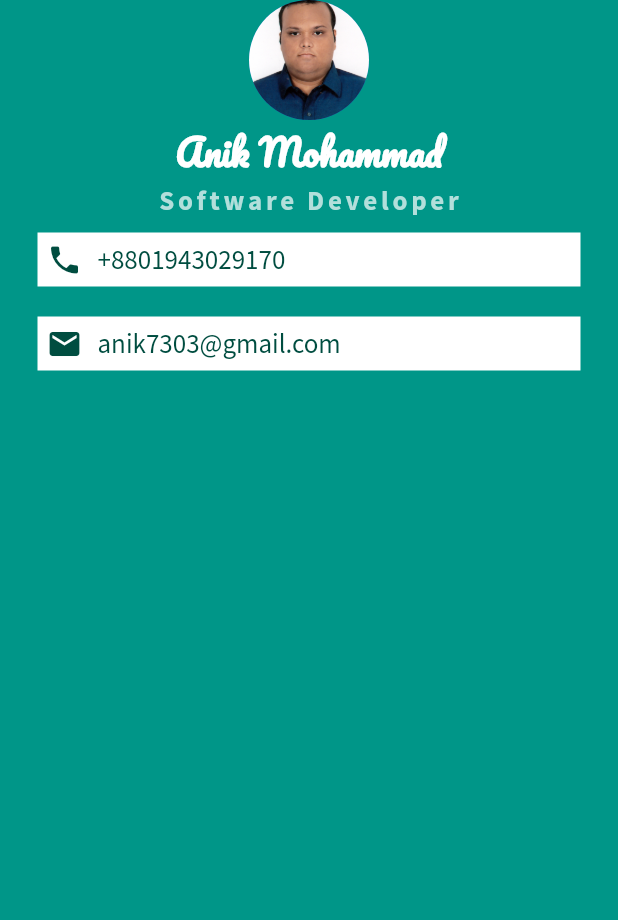
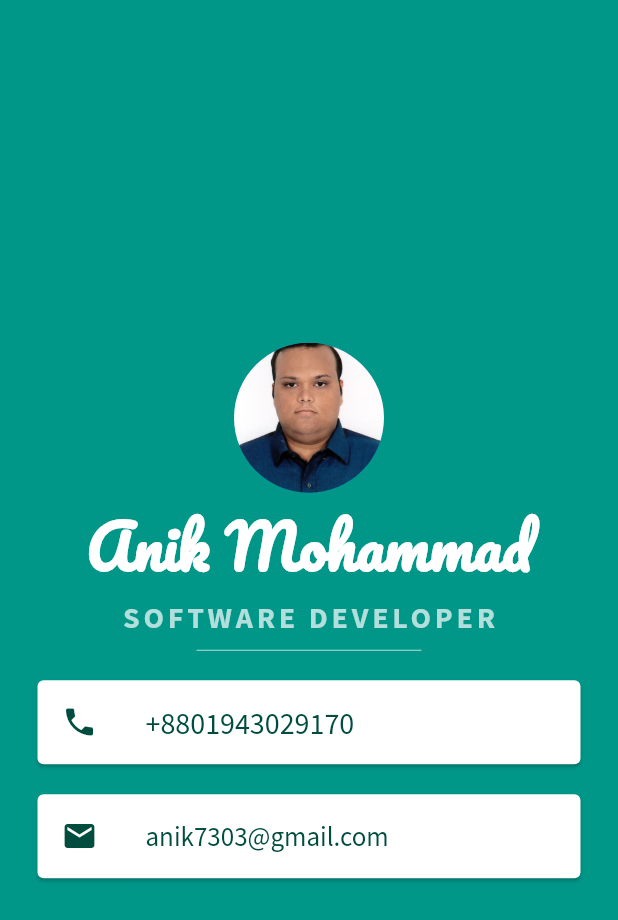
Before and after one commit to Anik7303/flutter-course, a Flutter app: the screen it shows after launch, on a phone screen of 412 x 824 dp. Shown: the top 920 px of the screen. Run offline on Flutter 3.47's test engine with Material 2 defaults, Android fonts, the phone set to English and light mode, and no system bars.

Commit message:
using Card & Padding class instead of Container and using ListTile instead of Row

```diff
--- a/lib/main.dart
+++ b/lib/main.dart
@@ -16,80 +16,76 @@
             children: [
               CircleAvatar(
                 backgroundImage: AssetImage('images/anik.jpg'),
-                radius: 40.0,
+                radius: 50.0,
               ),
               Text(
                 'Anik Mohammad',
                 style: TextStyle(
                   color: Colors.white,
                   fontFamily: 'Pacifico',
-                  fontSize: 24.0,
+                  fontSize: 40.0,
                   fontWeight: FontWeight.bold,
                 ),
               ),
               Text(
-                'Software Developer',
+                'SOFTWARE DEVELOPER',
                 style: TextStyle(
                   color: Colors.teal.shade100,
                   fontFamily: 'SourceSansPro',
-                  fontSize: 18.0,
+                  fontSize: 20.0,
                   fontWeight: FontWeight.bold,
                   letterSpacing: 2.5,
                 ),
               ),
-              Container(
-                child: Row(
-                  children: [
-                    Icon(
+              SizedBox(
+                height: 20.0,
+                width: 150.0,
+                child: Divider(
+                  color: Colors.teal.shade100,
+                ),
+              ),
+              Card(
+                child: ListTile(
+                  leading: Icon(
                     Icons.phone,
                     color: Colors.teal.shade900,
                   ),
-                    SizedBox(
-                      width: 10.0,
-                    ),
-                    Text('+8801943029170',
+                  title: Text(
+                    '+8801943029170',
                     style: TextStyle(
                       color: Colors.teal.shade900,
                       fontFamily: 'SourceSansPro',
-                          fontSize: 18.0,
-                        ))
-                  ],
+                      fontSize: 20.0,
                     ),
-                color: Colors.white,
+                  ),
+                ),
                 margin: EdgeInsets.symmetric(
                   vertical: 10.0,
                   horizontal: 25.0,
                 ),
-                padding: EdgeInsets.all(6.0),
               ),
-              Container(
-                child: Row(
-                  children: [
-                    Icon(
+              Card(
+                child: ListTile(
+                  leading: Icon(
                     Icons.email,
                     color: Colors.teal.shade900,
                   ),
-                    SizedBox(
-                      width: 10.0,
-                    ),
-                    Text(
+                  title: Text(
                     'anik7303@gmail.com',
                     style: TextStyle(
                       color: Colors.teal.shade900,
                       fontFamily: 'SourceSansPro',
                       fontSize: 18.0,
                     ),
-                    )
-                  ],
                   ),
-                color: Colors.white,
+                ),
                 margin: EdgeInsets.symmetric(
                   vertical: 10.0,
                   horizontal: 25.0,
                 ),
-                padding: EdgeInsets.all(6.0),
               )
             ],
+            mainAxisAlignment: MainAxisAlignment.center,
           ),
         ),
       ),
```
Lines whose indentation alone changed are shown as unchanged.
